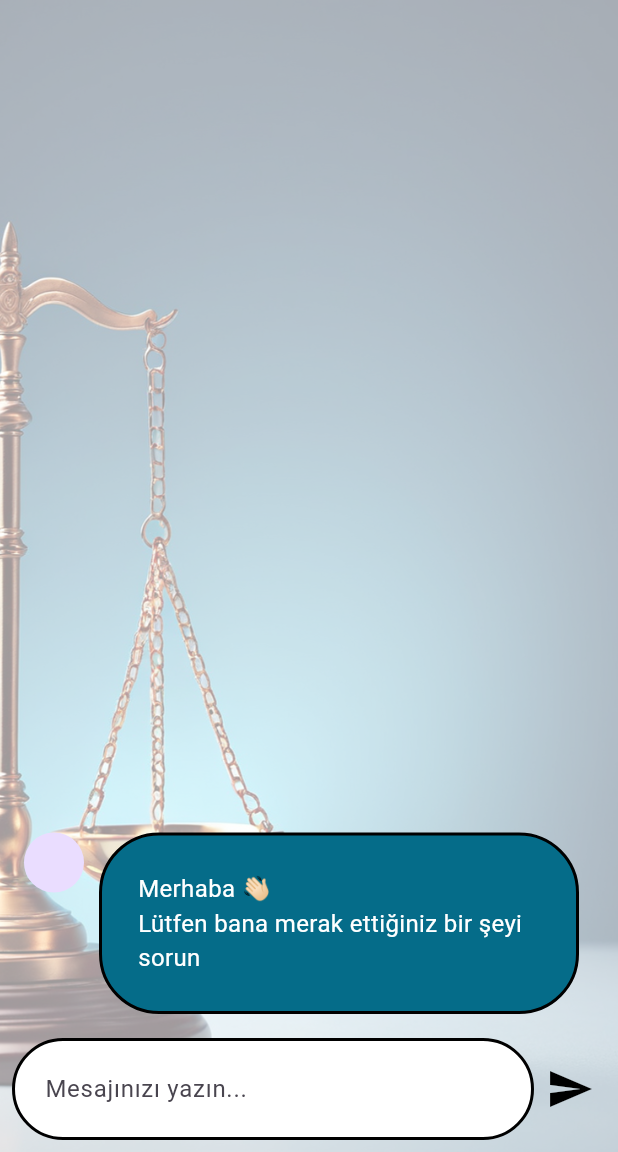
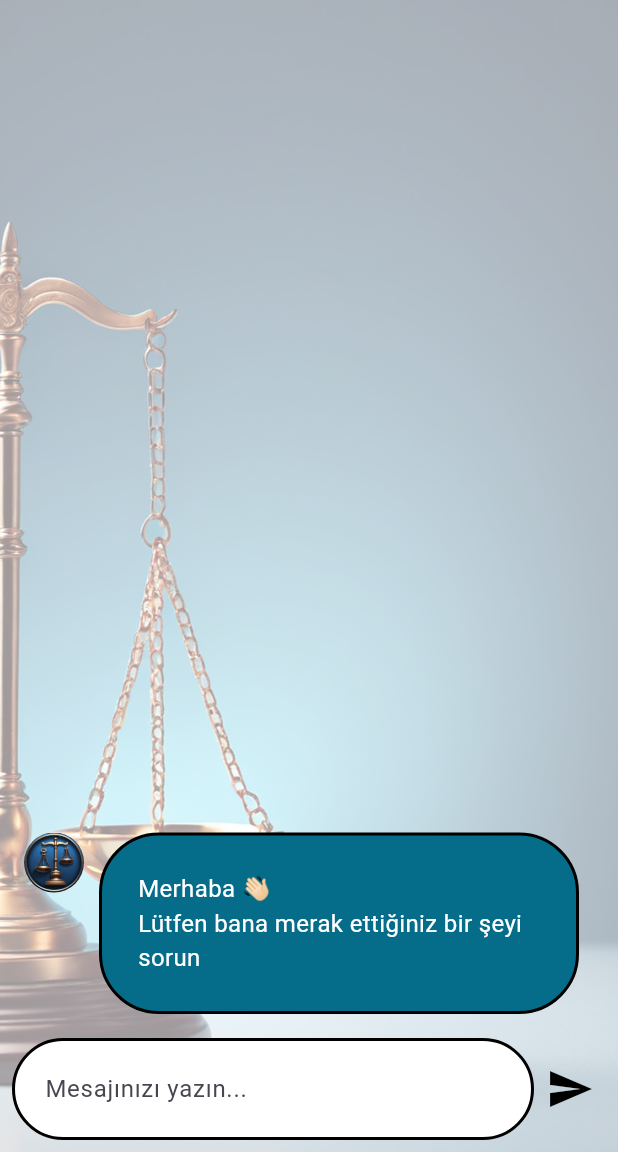
Before and after one commit to betbies/lawai, a Flutter app: the ChatPage screen opened directly, on a phone screen of 412 x 824 dp, the part 84-1236 px from its top. Run offline on Flutter 3.47's test engine with Material 3 defaults, Android fonts, the phone set to English and light mode, and no system bars; our stand-ins replace confetti, image_picker, shared_preferences; accounts and stored records are empty.

Commit message:
Your commit message

```diff
--- a/lib/pages/kesfet.dart
+++ b/lib/pages/kesfet.dart
@@ -291,7 +291,9 @@ class _ChatPageState extends State<ChatPage> {
                         children: [
                           _messages[index]['isMe']
                               ? Container()
-                              : CircleAvatar(), // Profil resmi eklendi
+                              : CircleAvatar(
+                            backgroundImage: AssetImage('assets/images/LAWWCON.png'), // Profil resmi
+                          ),
                           const SizedBox(width: 10.0),
                           Flexible(
                             child: Container(
@@ -332,7 +334,6 @@ class _ChatPageState extends State<ChatPage> {
                             child: Icon(Icons.person, color: Colors.white),
                           ))
                               : Container(), // Profil resmi eklendi
-
                         ],
                       ),
                     );
```
